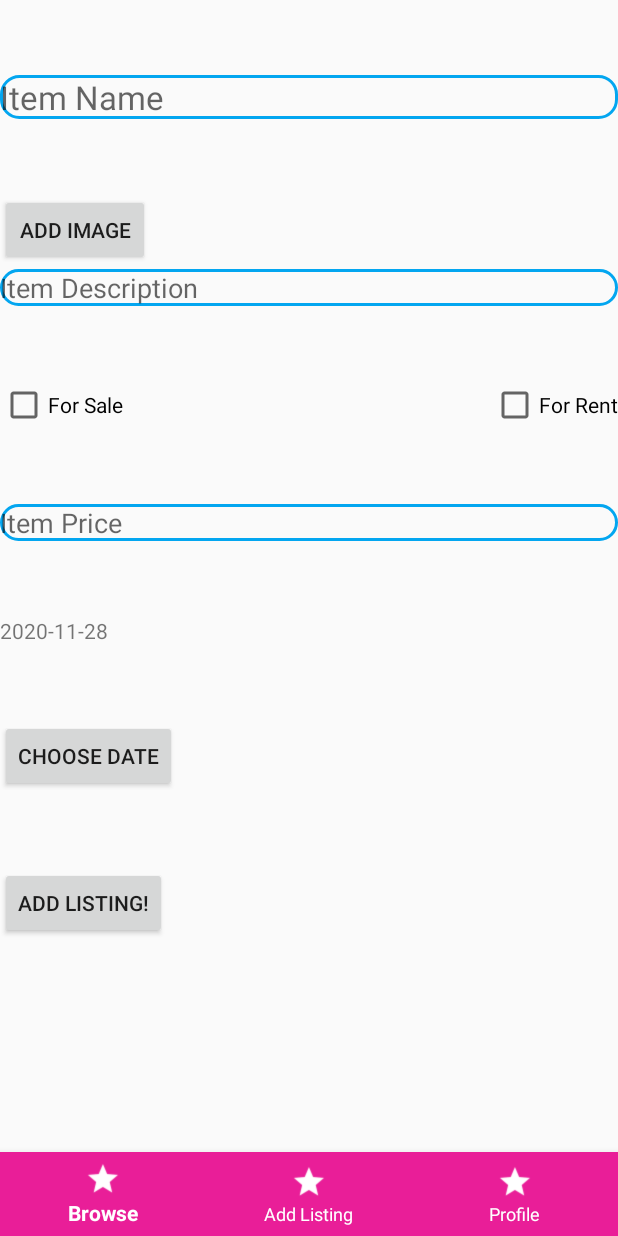
After one commit to Ajnbro/LocalApparel, an Android app: the AddItemActivity screen opened directly, with no data from a screen before it, on a phone screen of 412 x 824 dp. The commit adds this screen. Run offline under Robolectric (Android 15) with nearby library versions, the phone set to English and light mode, and no system bars; our stand-ins replace Firebase (no records; nobody signed in at launch, a user with empty details on screens opened directly).

Commit message:
Item Addition Functionality

```diff
--- a/Project/app/src/main/AndroidManifest.xml
+++ b/Project/app/src/main/AndroidManifest.xml
@@ -23,6 +23,7 @@
         <activity android:name="cmsc436.semesterproject.localapparel.LoginActivity" />
         <activity android:name="cmsc436.semesterproject.localapparel.RegistrationActivity" />
         <activity android:name="cmsc436.semesterproject.localapparel.FeedActivity" />
+        <activity android:name="cmsc436.semesterproject.localapparel.AddItemActivity" />
     </application>
 
 </manifest>
--- /dev/null
+++ b/Project/app/src/main/java/cmsc436/semesterproject/localapparel/AddItemActivity.kt
@@ -0,0 +1,210 @@
+package cmsc436.semesterproject.localapparel
+
+import android.app.Activity
+import android.app.DatePickerDialog
+import android.app.Dialog
+import android.app.DialogFragment
+import android.content.Intent
+import android.graphics.Bitmap
+import android.os.Bundle
+import android.view.View
+import android.widget.*
+import com.google.android.material.bottomnavigation.BottomNavigationView
+import com.google.firebase.FirebaseError
+import com.google.firebase.auth.FirebaseAuth
+import com.google.firebase.database.DatabaseError
+import com.google.firebase.database.DatabaseReference
+import com.google.firebase.database.FirebaseDatabase
+import java.util.*
+
+
+class AddItemActivity : Activity() {
+
+    private var mDate: Date? = null
+    private var mItemName: EditText? = null
+    private var mImageUploadButton: Button? = null
+    private var mImageBitmap: Bitmap? = null
+    private var mItemDescription: EditText? = null
+    private var mItemPrice: EditText? = null
+    private var mItemSaleCheckBox: CheckBox? = null
+    private var mItemRentCheckBox: CheckBox? = null
+    private var mItemExpirationDate: TextView? = null
+
+    lateinit var mNavBar: BottomNavigationView
+    private lateinit var databaseListings: DatabaseReference
+
+    override fun onCreate(savedInstanceState: Bundle?) {
+        super.onCreate(savedInstanceState)
+        setContentView(R.layout.add_item)
+
+        databaseListings = FirebaseDatabase.getInstance().getReference("listings")
+
+
+        mItemName = findViewById<View>(R.id.itemName) as EditText
+        mImageUploadButton = findViewById<View>(R.id.itemImageUpload) as Button
+        mItemDescription = findViewById<View>(R.id.itemDescription) as EditText
+        mItemPrice = findViewById<View>(R.id.itemPrice) as EditText
+        mItemSaleCheckBox = findViewById<View>(R.id.itemForSale) as CheckBox
+        mItemRentCheckBox = findViewById<View>(R.id.itemForRent) as CheckBox
+        mItemExpirationDate = findViewById<View>(R.id.itemExpirationDate) as TextView
+
+        // Set the default date and time
+
+        setDefaultDateTime()
+
+        val datePickerButton = findViewById<View>(R.id.date_picker_button) as Button
+        datePickerButton.setOnClickListener { showDatePickerDialog() }
+
+        mNavBar = findViewById<View>(R.id.bottom_navigation) as BottomNavigationView
+        mNavBar.setOnNavigationItemSelectedListener { item ->
+            when(item.itemId) {
+                R.id.browse -> {
+                    // Respond to navigation item 1 click
+                    val intent = Intent(this, FeedActivity::class.java)
+                    startActivity(intent)
+                    true
+                }
+                R.id.add -> {
+                    // Respond to navigation item 2 click
+                    true
+                }
+                R.id.profile -> {
+                    // Respond to navigation item 3 click
+                    true
+                }
+                else -> false
+            }
+        }
+
+        // Set up OnClickListener for the Submit Button
+        val submitButton = findViewById<View>(R.id.submitButton) as Button
+        submitButton.setOnClickListener {
+            submitListing()
+        }
+    }
+
+    private fun submitListing() {
+        var isForSale = mItemSaleCheckBox!!.isChecked
+        var isForRent = mItemRentCheckBox!!.isChecked
+        var itemName = mItemName!!.text.toString()
+        var itemDescription = mItemDescription!!.text.toString()
+        var itemPrice = mItemPrice!!.text.toString().toFloat() // MAYBE ADD A REGEX TO CATCH BAD INPUT
+
+        val c = Calendar.getInstance()
+        val year = c.get(Calendar.YEAR)
+        val month = c.get(Calendar.MONTH)
+        val day = c.get(Calendar.DAY_OF_MONTH)
+        setDateString(year, month, day)
+        var listingPostDate = dateString
+
+        var listingExpirationDate = mItemExpirationDate!!.text.toString()
+
+        var userID = FirebaseAuth.getInstance().currentUser!!.uid
+
+        var item = ApparelItem(
+            isForSale,
+            isForRent,
+            null,
+            itemName,
+            itemDescription,
+            itemPrice,
+            null,
+            listingPostDate,
+            listingExpirationDate,
+            userID
+        )
+
+        val key = databaseListings.push().key.toString()
+        databaseListings.child(key).setValue(item, object : DatabaseReference.CompletionListener {
+            override fun onComplete(firebaseError: DatabaseError?, ref: DatabaseReference) {
+                if (firebaseError != null) {
+                    Toast.makeText(
+                        applicationContext,
+                        "Error posting listing! Please check your input.",
+                        Toast.LENGTH_LONG
+                    ).show()
+                } else {
+                    Toast.makeText(applicationContext, "Listing successfully uploaded!", Toast.LENGTH_LONG)
+                        .show()
+                    finish()
+                }
+            }
+        })
+    }
+
+
+    private fun setDefaultDateTime() {
+
+        // Default is current time + 7 days
+        mDate = Date()
+        mDate = Date(mDate!!.time)
+
+        val c = Calendar.getInstance()
+        c.time = mDate
+
+        setDateString(
+            c.get(Calendar.YEAR), c.get(Calendar.MONTH),
+            c.get(Calendar.DAY_OF_MONTH)
+        )
+
+        mItemExpirationDate!!.text = dateString
+    }
+
+    // DialogFragment used to pick a ToDoItem deadline date
+    class DatePickerFragment : DialogFragment(), DatePickerDialog.OnDateSetListener {
+
+        override fun onCreateDialog(savedInstanceState: Bundle?): Dialog {
+
+            // Use the current date as the default date in the picker
+
+            val c = Calendar.getInstance()
+            val year = c.get(Calendar.YEAR)
+            val month = c.get(Calendar.MONTH)
+            val day = c.get(Calendar.DAY_OF_MONTH)
+
+            // Create a new instance of DatePickerDialog and return it
+            return DatePickerDialog(activity, this, year, month, day)
+        }
+
+        override fun onDateSet(
+            view: DatePicker, year: Int, monthOfYear: Int,
+            dayOfMonth: Int
+        ) {
+            setDateString(year, monthOfYear, dayOfMonth)
+            val dateView: TextView = activity.findViewById(R.id.itemExpirationDate)
+            dateView.text = dateString
+        }
+
+    }
+
+    private fun showDatePickerDialog() {
+        val newFragment = DatePickerFragment()
+        newFragment.show(fragmentManager, "datePicker")
+    }
+
+    companion object {
+
+        // 7 days in milliseconds - 7 * 24 * 60 * 60 * 1000
+        private val SEVEN_DAYS = 604800000
+
+        private val TAG = "LocalApparel"
+
+        private var dateString: String? = null
+
+        private fun setDateString(year: Int, monthOfYear: Int, dayOfMonth: Int) {
+            var monthOfYear = monthOfYear
+
+            // Increment monthOfYear for Calendar/Date -> Time Format setting
+            monthOfYear++
+            var mon = "" + monthOfYear
+            var day = "" + dayOfMonth
+
+            if (monthOfYear < 10)
+                mon = "0$monthOfYear"
+            if (dayOfMonth < 10)
+                day = "0$dayOfMonth"
+
+            dateString = "$year-$mon-$day"
+        }
+    }
+}
--- /dev/null
+++ b/Project/app/src/main/res/drawable/border.xml
@@ -0,0 +1,8 @@
+<?xml version="1.0" encoding="utf-8"?>
+<shape xmlns:android="http://schemas.android.com/apk/res/android">
+    <stroke
+        android:width="2dp"
+        android:color="#03A6F0" />
+
+    <corners android:radius="12dp" />
+</shape>
--- /dev/null
+++ b/Project/app/src/main/res/layout/add_item.xml
@@ -0,0 +1,116 @@
+<?xml version="1.0" encoding="utf-8"?>
+<RelativeLayout xmlns:android="http://schemas.android.com/apk/res/android"
+    android:layout_width="match_parent"
+    android:layout_height="match_parent"
+    xmlns:app="http://schemas.android.com/apk/res-auto"
+    android:orientation="vertical">
+
+    <EditText
+        android:id="@+id/itemName"
+        android:layout_width="match_parent"
+        android:layout_height="wrap_content"
+        android:layout_alignParentLeft="true"
+        android:layout_alignParentTop="true"
+        android:layout_marginTop="50dp"
+        android:background="@drawable/border"
+        android:hint="Item Name"
+        android:textAppearance="?android:attr/textAppearanceLarge" >
+    </EditText>
+
+    <Button
+        android:id="@+id/itemImageUpload"
+        android:layout_width="100dp"
+        android:layout_height="wrap_content"
+        android:layout_below="@id/itemName"
+        android:layout_marginTop="50dp"
+        android:text="ADD IMAGE"
+        android:layout_alignLeft="@id/itemImage">
+    </Button>
+
+    <ImageView
+        android:id="@+id/itemImage"
+        android:layout_width="250dp"
+        android:layout_height="wrap_content"
+        android:layout_marginTop="50dp"
+        android:layout_below="@id/itemName">
+    </ImageView>
+
+    <EditText
+        android:id="@+id/itemDescription"
+        android:layout_width="match_parent"
+        android:layout_height="wrap_content"
+        android:layout_marginTop="50dp"
+        android:background="@drawable/border"
+        android:hint="Item Description"
+        android:layout_below="@id/itemImage">
+    </EditText>
+
+    <!-- THERE IS WHERE YOU SELECT FOR SALE, FOR RENT, OR BOTH -->
+    <CheckBox
+        android:id="@+id/itemForSale"
+        android:layout_width="wrap_content"
+        android:layout_height="wrap_content"
+        android:layout_alignParentLeft="true"
+        android:layout_marginTop="50dp"
+        android:text="For Sale"
+        android:layout_below="@id/itemDescription">
+    </CheckBox>
+
+    <CheckBox
+        android:id="@+id/itemForRent"
+        android:layout_width="wrap_content"
+        android:layout_height="wrap_content"
+        android:layout_marginTop="50dp"
+        android:layout_alignParentRight="true"
+        android:text="For Rent"
+        android:layout_below="@id/itemDescription">
+    </CheckBox>
+
+    <EditText
+        android:id="@+id/itemPrice"
+        android:layout_width="match_parent"
+        android:layout_height="wrap_content"
+        android:layout_marginTop="50dp"
+        android:background="@drawable/border"
+        android:hint="Item Price"
+        android:layout_below="@id/itemForSale">
+    </EditText>
+
+    <TextView
+        android:id="@+id/itemExpirationDate"
+        android:layout_width="match_parent"
+        android:layout_height="wrap_content"
+        android:layout_marginTop="50dp"
+        android:text="Item Expiration Date"
+        android:layout_below="@id/itemPrice">
+    </TextView>
+
+    <Button
+        android:id="@+id/date_picker_button"
+        android:layout_width="wrap_content"
+        android:layout_height="wrap_content"
+        android:layout_alignParentLeft="true"
+        android:layout_marginTop="50dp"
+        android:layout_below="@id/itemExpirationDate"
+        android:text="Choose date" />
+
+    <Button
+        android:id="@+id/submitButton"
+        android:layout_width="wrap_content"
+        android:layout_height="wrap_content"
+        android:layout_alignParentLeft="true"
+        android:layout_marginTop="50dp"
+        android:layout_below="@id/date_picker_button"
+        android:text="Add Listing!" />
+
+    <com.google.android.material.bottomnavigation.BottomNavigationView
+        android:id="@+id/bottom_navigation"
+        android:layout_width="match_parent"
+        android:layout_height="wrap_content"
+        android:layout_alignParentBottom="true"
+        app:itemBackground="@color/colorPrimary"
+        app:itemIconTint="@color/colorWhite"
+        app:itemTextColor="@color/colorWhite"
+        app:menu="@menu/bottom_navigation_menu" />
+
+</RelativeLayout>
```
Also changed, not shown: Project/app/src/main/java/cmsc436/semesterproject/localapparel/ApparelItem.kt (+7 -3 lines), Project/app/src/main/java/cmsc436/semesterproject/localapparel/FeedActivity.kt (+9 -1 lines), Project/app/src/main/res/layout/apparel_item.xml (added, +59 -0 lines).
